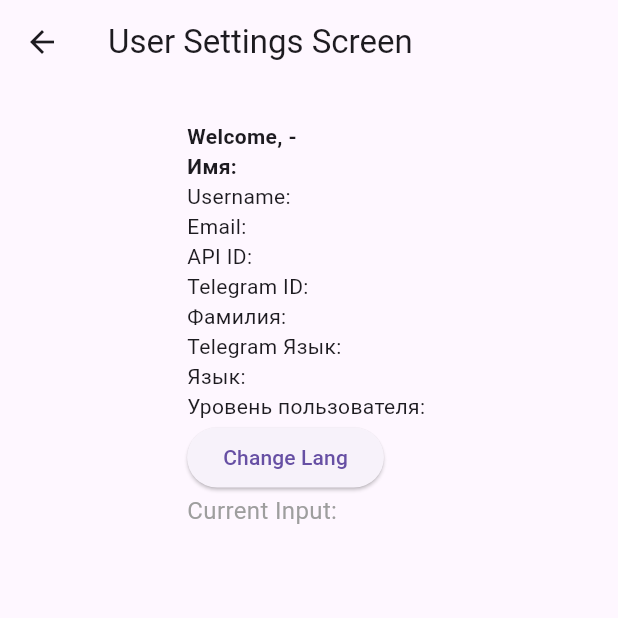
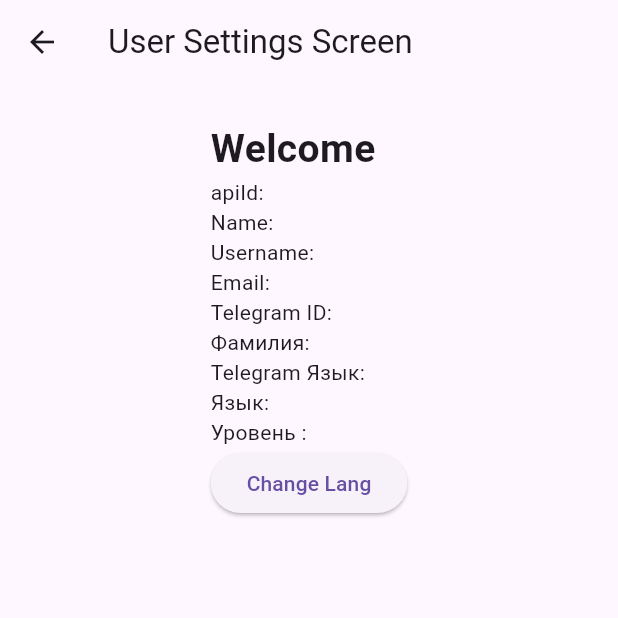
Before and after one commit to Artem738/mindflasher_4, a Flutter app: the UserSettingsScreen screen opened directly, on a phone screen of 412 x 824 dp, the top half of it. Run offline on Flutter 3.47's test engine with Material 3 defaults, Android fonts, the phone set to English and light mode, and no system bars; our stand-ins replace flutter_secure_storage, shared_preferences; missing offline and left inert: telegram_web_app; accounts and stored records are empty.

Commit message:
v0.0.5771 good and stable

```diff
--- a/lib/models/user_model.dart
+++ b/lib/models/user_model.dart
@@ -3,8 +3,9 @@ import 'package:flutter/material.dart';
 class UserModel extends ChangeNotifier {
   int? apiId;
   int? telegram_id;
+  String? name;
   String? tg_username;
-  String? firstname;
+  String? tg_first_name;
   String? tg_last_name;
   String? tg_language_code;
   String? language_code;
@@ -18,8 +19,9 @@ class UserModel extends ChangeNotifier {
   UserModel({
     this.apiId,
     this.telegram_id,
+    this.name,
     this.tg_username,
-    this.firstname,
+    this.tg_first_name,
     this.tg_last_name,
     this.tg_language_code,
     this.language_code,
@@ -34,8 +36,9 @@ class UserModel extends ChangeNotifier {
   void update({
     int? apiId,
     int? telegram_id,
+    String? name,
     String? tg_username,
-    String? firstname,
+    String? tg_first_name,
     String? tg_last_name,
     String? tg_language_code,
     String? language_code,
@@ -48,8 +51,9 @@ class UserModel extends ChangeNotifier {
   }) {
     this.apiId = apiId ?? this.apiId;
     this.telegram_id = telegram_id ?? this.telegram_id;
+    this.name = name ?? this.name;
     this.tg_username = tg_username ?? this.tg_username;
-    this.firstname = firstname ?? this.firstname;
+    this.tg_first_name = tg_first_name ?? this.tg_first_name;
     this.tg_last_name = tg_last_name ?? this.tg_last_name;
     this.tg_language_code = tg_language_code ?? this.tg_language_code;
     this.language_code = language_code ?? this.language_code;
@@ -68,7 +72,6 @@ class UserModel extends ChangeNotifier {
   }
 
   String log() {
-    return 'UserModel - apiId: ${apiId ?? 'null'}, telegram_id: ${telegram_id ?? 'null'}, tg_username: ${tg_username ?? 'null'}, firstname: ${firstname ?? 'null'}, tg_last_name: ${tg_last_name ?? 'null'}, tg_language_code: ${tg_language_code ?? 'null'}, language_code: ${language_code ?? 'null'}, email: ${email ?? 'null'}, token: ${token ?? 'null'}, authDate: ${authDate ?? 'null'}, hash: ${hash ?? 'null'}, user_lvl: ${user_lvl ?? 'null'}, isFirstEnter: ${isFirstEnter ?? 'null'}';
+    return 'UserModel - apiId: ${apiId ?? 'null'}, telegram_id: ${telegram_id ?? 'null'}, tg_username: ${tg_username ?? 'null'}, name: ${name ?? 'null'}, tg_first_name: ${tg_first_name ?? 'null'}, tg_last_name: ${tg_last_name ?? 'null'}, tg_language_code: ${tg_language_code ?? 'null'}, language_code: ${language_code ?? 'null'}, email: ${email ?? 'null'}, token: ${token ?? 'null'}, authDate: ${authDate ?? 'null'}, hash: ${hash ?? 'null'}, user_lvl: ${user_lvl ?? 'null'}, isFirstEnter: ${isFirstEnter ?? 'null'}';
   }
-
 }
--- a/lib/providers/provider_user_control.dart
+++ b/lib/providers/provider_user_control.dart
@@ -38,7 +38,6 @@ class ProviderUserControl with ChangeNotifier {
     );
     _userModel.update(language_code: languageCode);
     notifyListeners();
-    print(response.statusCode);
 
     if (response.statusCode != 200) {
       throw Exception('Failed to update language code on server');
--- a/lib/screens/list/central_top_card.dart
+++ b/lib/screens/list/central_top_card.dart
@@ -39,7 +39,7 @@ class CentralTopCard extends StatelessWidget {
                       padding: EdgeInsets.zero, // Убираем внутренние отступы
                     ),
                     child: Center(
-                      child: Icon(Icons.check),
+                      child: Icon(Icons.more_time_rounded),
                     ),
                   ),
                 ),
--- a/lib/screens/list/flashcard_index_screen.dart
+++ b/lib/screens/list/flashcard_index_screen.dart
@@ -4,6 +4,7 @@ import 'package:mindflasher_4/models/flashcard_model.dart';
 import 'package:mindflasher_4/models/user_model.dart';
 
 import 'package:mindflasher_4/providers/flashcard_provider.dart';
+import 'package:mindflasher_4/providers/provider_user_login.dart';
 import 'package:provider/provider.dart';
 
 import 'swipeable_card.dart';
@@ -36,6 +37,7 @@ class FlashcardIndexScreen extends StatelessWidget {
   Widget build(BuildContext context) {
 
     final String? token = context.read<UserModel>().token;
+    context.read<ProviderUserLogin>().expandTelegram();
 
     return Scaffold(
       appBar: AppBar(
--- a/lib/screens/list/right_answer_card.dart
+++ b/lib/screens/list/right_answer_card.dart
@@ -45,7 +45,7 @@ class RightAnswerCard extends StatelessWidget {
                           padding: EdgeInsets.zero,
                         ),
                         child: Center(
-                          child: Icon(Icons.warning, color: Colors.white),
+                          child: Icon(Icons.timer_outlined, color: Colors.white),
                         ),
                       ),
                     ),
@@ -80,7 +80,7 @@ class RightAnswerCard extends StatelessWidget {
                           padding: EdgeInsets.zero,
                         ),
                         child: Center(
-                          child: Icon(Icons.edit),
+                          child: Icon(Icons.access_time_outlined),
                         ),
                       ),
                     ),
--- a/lib/screens/user_settings_screen.dart
+++ b/lib/screens/user_settings_screen.dart
@@ -1,11 +1,11 @@
 import 'package:flutter/material.dart';
 import 'package:mindflasher_4/screens/language_selection_screen.dart';
 import 'package:mindflasher_4/screens/test_info_screen.dart';
+import 'package:mindflasher_4/screens/tg_test_info_screen.dart';
 import 'package:provider/provider.dart';
 import '../providers/provider_user_control.dart';
 
 class UserSettingsScreen extends StatefulWidget {
-
   @override
   _UserSettingsScreenState createState() => _UserSettingsScreenState();
 }
@@ -97,21 +97,18 @@ class _UserSettingsScreenState extends State<UserSettingsScreen> {
               crossAxisAlignment: CrossAxisAlignment.start,
               children: [
                 Text(
-                  'Welcome, -',
-                  style: TextStyle(fontWeight: FontWeight.bold),
+                  'Welcome ${userModel.tg_first_name ?? userModel.tg_username ?? ''}',
+                  style: TextStyle(fontWeight: FontWeight.bold, fontSize: 26),
                 ),
-                Text(
-                  'Имя: ${userModel.firstname ?? ''}',
-                  style: TextStyle(fontWeight: FontWeight.bold),
-                ),
+                Text('apiId: ${userModel.apiId ?? ''}'),
+                Text('Name: ${userModel.name ?? ''}'),
                 Text('Username: ${userModel.tg_username ?? ''}'),
                 Text('Email: ${userModel.email ?? ''}'),
-                Text('API ID: ${userModel.apiId ?? ''}'),
                 Text('Telegram ID: ${userModel.telegram_id ?? ''}'),
                 Text('Фамилия: ${userModel.tg_last_name ?? ''}'),
                 Text('Telegram Язык: ${userModel.tg_language_code ?? ''}'),
                 Text('Язык: ${userModel.language_code ?? ''}'),
-                Text('Уровень пользователя: ${userModel.user_lvl ?? ''}'),
+                Text('Уровень : ${userModel.user_lvl ?? ''}'),
                 ElevatedButton(
                   onPressed: () {
                     Navigator.pushReplacement(
@@ -122,8 +119,21 @@ class _UserSettingsScreenState extends State<UserSettingsScreen> {
                   },
                   child: Text('Change Lang'),
                 ),
+                SizedBox(
+                  height: 10,
+                ),
+                // ElevatedButton(
+                //   onPressed: () {
+                //     // Navigator.pushReplacement(
+                //     //   context,
+                //     //   MaterialPageRoute(builder: (context) => TgTestInfoScreen()),
+                //     // );
+                //     //context.read<ProviderUserControl>().updateUserLanguageCode(userModel.token!, 'en');
+                //   },
+                //   child: Text('Test Telegram'),
+                // ),
                 Text(
-                  'Current Input: ${_inputSequence.join(' ')}',
+                  _inputSequence.join(' '),
                   style: TextStyle(color: Colors.grey, fontSize: 16),
                 ),
               ],
```
Also changed, not shown: lib/providers/provider_user_login.dart (+30 -6 lines), lib/screens/deck_index_screen.dart (+20 -2 lines), lib/screens/tg_test_info_screen.dart (+112 -93 lines).
